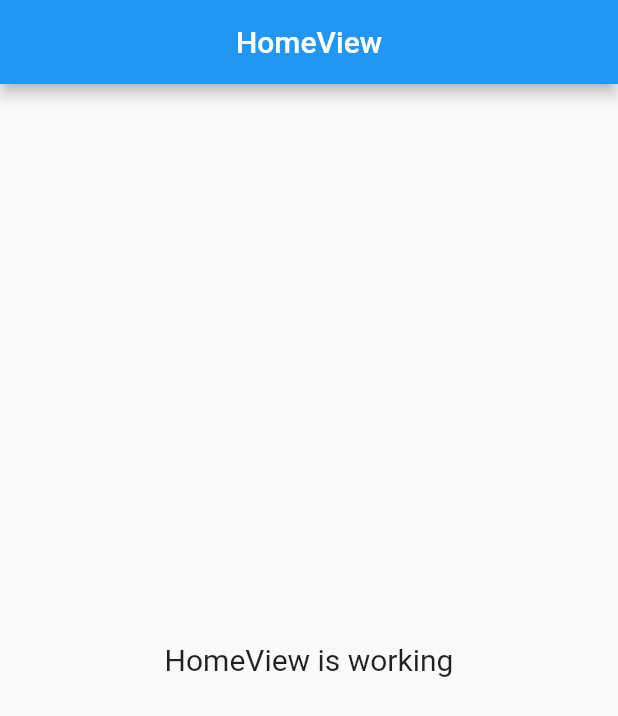
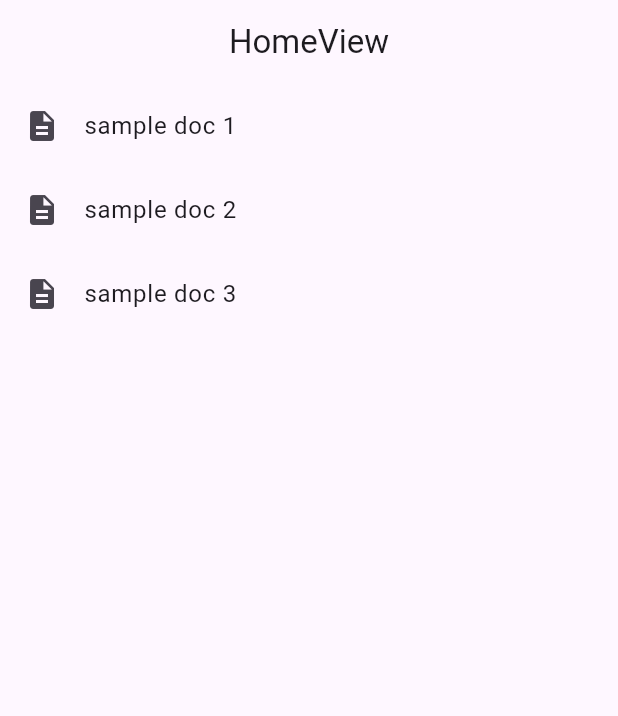
Before and after one commit to Yong509/digital-signature, a Flutter app: the screen it shows after launch, on a phone screen of 412 x 824 dp. Shown: the top 716 px of the screen. Run offline on Flutter 3.47's test engine with Material 2 defaults, Android fonts, the phone set to English and light mode, and no system bars; our stand-ins replace get.

Commit message:
init document view

```diff
--- /dev/null
+++ b/lib/app/data/sample/sample.dart
@@ -0,0 +1,22 @@
+import '../models/document_model.dart';
+
+List<DocumentModel> SampleDocument = [
+  DocumentModel(
+    id: '1111',
+    title: 'sample doc 1',
+    file: 'assets/pdf/lorem-ipsum-2022-11-17-04-39-11.pdf',
+    created: DateTime.now(),
+  ),
+  DocumentModel(
+    id: '2222',
+    title: 'sample doc 2',
+    file: 'assets/pdf/lorem-ipsum-2022-11-17-04-39-11.pdf',
+    created: DateTime.now(),
+  ),
+  DocumentModel(
+    id: '3333',
+    title: 'sample doc 3',
+    file: 'assets/pdf/lorem-ipsum-2022-11-17-04-39-11.pdf',
+    created: DateTime.now(),
+  ),
+];
--- a/lib/app/modules/home/views/home_view.dart
+++ b/lib/app/modules/home/views/home_view.dart
@@ -1,3 +1,5 @@
+import 'package:digital_signature/app/data/sample/sample.dart';
+import 'package:digital_signature/app/routes/app_pages.dart';
 import 'package:flutter/material.dart';
 
 import 'package:get/get.dart';
@@ -13,11 +15,15 @@ class HomeView extends GetView<HomeController> {
         title: const Text('HomeView'),
         centerTitle: true,
       ),
-      body: Center(
-        child: Text(
-          'HomeView is working',
-          style: TextStyle(fontSize: 20),
-        ),
+      body: ListView.builder(
+        itemCount: SampleDocument.length,
+        itemBuilder: (_, index) {
+          return ListTile(
+            leading: const Icon(Icons.description),
+            title: Text(SampleDocument[index].title),
+            onTap: () => Get.toNamed(Routes.VIEW_DOCUMENT),
+          );
+        },
       ),
     );
   }
--- a/lib/app/routes/app_pages.dart
+++ b/lib/app/routes/app_pages.dart
@@ -2,6 +2,8 @@ import 'package:get/get.dart';
 
 import '../modules/home/bindings/home_binding.dart';
 import '../modules/home/views/home_view.dart';
+import '../modules/view_document/bindings/view_document_binding.dart';
+import '../modules/view_document/views/view_document_view.dart';
 
 part 'app_routes.dart';
 
@@ -16,5 +18,10 @@ class AppPages {
       page: () => const HomeView(),
       binding: HomeBinding(),
     ),
+    GetPage(
+      name: _Paths.VIEW_DOCUMENT,
+      page: () => const ViewDocumentView(),
+      binding: ViewDocumentBinding(),
+    ),
   ];
 }
--- a/lib/app/routes/app_routes.dart
+++ b/lib/app/routes/app_routes.dart
@@ -4,9 +4,11 @@ part of 'app_pages.dart';
 abstract class Routes {
   Routes._();
   static const HOME = _Paths.HOME;
+  static const VIEW_DOCUMENT = _Paths.VIEW_DOCUMENT;
 }
 
 abstract class _Paths {
   _Paths._();
   static const HOME = '/home';
+  static const VIEW_DOCUMENT = '/view-document';
 }
--- a/lib/main.dart
+++ b/lib/main.dart
@@ -5,11 +5,20 @@ import 'package:get/get.dart';
 import 'app/routes/app_pages.dart';
 
 void main() {
-  runApp(
-    GetMaterialApp(
+  runApp(const MyApp());
+}
+
+class MyApp extends StatelessWidget {
+  const MyApp({super.key});
+
+  @override
+  Widget build(BuildContext context) {
+    return GetMaterialApp(
+      debugShowCheckedModeBanner: false,
       title: "Application",
+      theme: ThemeData(useMaterial3: true),
       initialRoute: AppPages.INITIAL,
       getPages: AppPages.routes,
-    ),
-  );
+    );
+  }
 }
--- a/pubspec.yaml
+++ b/pubspec.yaml
@@ -3,7 +3,7 @@ version: 1.0.0+1
 publish_to: none
 description: A new Flutter project.
 environment:
-  sdk: '>=2.18.0-44.1.beta <3.0.0'
+  sdk: ">=2.18.0-44.1.beta <3.0.0"
 
 dependencies:
   cupertino_icons: ^1.0.2
@@ -18,3 +18,7 @@ dev_dependencies:
 
 flutter:
   uses-material-design: true
+
+  assets:
+    - assets/certificate/certificate.pfx
+    - assets/pdf/lorem-ipsum-2022-11-17-04-39-11.pdf
```
Also changed, not shown: lib/app/data/models/document_model.dart (added, +12 -0 lines), lib/app/modules/view_document/bindings/view_document_binding.dart (added, +12 -0 lines), lib/app/modules/view_document/controllers/view_document_controller.dart (added, +23 -0 lines), lib/app/modules/view_document/views/view_document_view.dart (added, +24 -0 lines), 2 other files.
